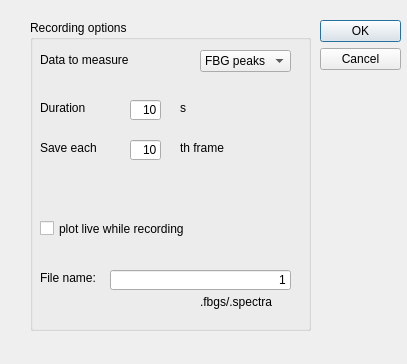
Before: the Qt Designer form UIs/recording_parameters_dialog.ui in IlyaVatnik/AFR_interrogator, drawn with Qt 5.
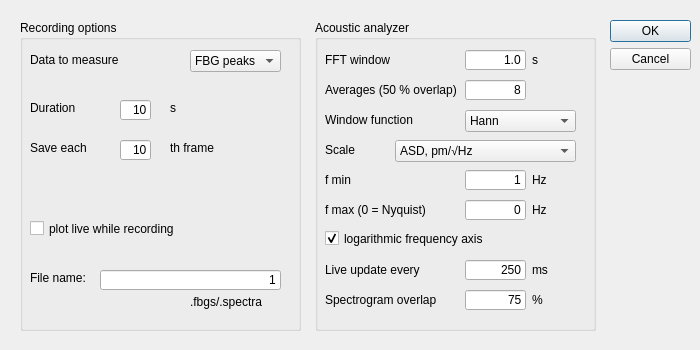
After: the same form once the commit is applied.

What changed in the file:
```diff
--- a/UIs/recording_parameters_dialog.ui
+++ b/UIs/recording_parameters_dialog.ui
@@ -6,8 +6,8 @@
    <rect>
     <x>0</x>
     <y>0</y>
-    <width>407</width>
-    <height>364</height>
+    <width>700</width>
+    <height>350</height>
    </rect>
   </property>
   <property name="windowTitle">
@@ -16,7 +16,7 @@
   <widget class="QDialogButtonBox" name="buttonBox">
    <property name="geometry">
     <rect>
-     <x>320</x>
+     <x>610</x>
      <y>20</y>
      <width>81</width>
      <height>61</height>
@@ -32,7 +32,7 @@
   <widget class="QGroupBox" name="groupBox_4">
    <property name="geometry">
     <rect>
-     <x>30</x>
+     <x>20</x>
      <y>20</y>
      <width>281</width>
      <height>311</height>
@@ -217,6 +217,378 @@
     </property>
    </widget>
   </widget>
+  <widget class="QGroupBox" name="groupBox_acoustic">
+   <property name="geometry">
+    <rect>
+     <x>315</x>
+     <y>20</y>
+     <width>281</width>
+     <height>311</height>
+    </rect>
+   </property>
+   <property name="title">
+    <string>Acoustic analyzer</string>
+   </property>
+   <widget class="QLabel" name="label_ac_fft_window_s">
+    <property name="geometry">
+     <rect>
+      <x>10</x>
+      <y>30</y>
+      <width>131</width>
+      <height>20</height>
+     </rect>
+    </property>
+    <property name="text">
+     <string>FFT window</string>
+    </property>
+   </widget>
+   <widget class="QLineEdit" name="lineEdit_acoustic_fft_window_s">
+    <property name="geometry">
+     <rect>
+      <x>150</x>
+      <y>30</y>
+      <width>61</width>
+      <height>20</height>
+     </rect>
+    </property>
+    <property name="toolTip">
+     <string>Length T of one Fourier window; frequency resolution Δf = 1/T</string>
+    </property>
+    <property name="text">
+     <string>1.0</string>
+    </property>
+    <property name="alignment">
+     <set>Qt::AlignRight|Qt::AlignTrailing|Qt::AlignVCenter</set>
+    </property>
+   </widget>
+   <widget class="QLabel" name="label_ac_unit_fft_window_s">
+    <property name="geometry">
+     <rect>
+      <x>217</x>
+      <y>30</y>
+      <width>40</width>
+      <height>20</height>
+     </rect>
+    </property>
+    <property name="text">
+     <string>s</string>
+    </property>
+   </widget>
+   <widget class="QLabel" name="label_ac_n_averages">
+    <property name="geometry">
+     <rect>
+      <x>10</x>
+      <y>60</y>
+      <width>131</width>
+      <height>20</height>
+     </rect>
+    </property>
+    <property name="text">
+     <string>Averages (50 % overlap)</string>
+    </property>
+   </widget>
+   <widget class="QLineEdit" name="lineEdit_acoustic_n_averages">
+    <property name="geometry">
+     <rect>
+      <x>150</x>
+      <y>60</y>
+      <width>61</width>
+      <height>20</height>
+     </rect>
+    </property>
+    <property name="toolTip">
+     <string>Number of Welch averages in live spectra; live buffer = T·(N+1)/2</string>
+    </property>
+    <property name="text">
+     <string>8</string>
+    </property>
+    <property name="alignment">
+     <set>Qt::AlignRight|Qt::AlignTrailing|Qt::AlignVCenter</set>
+    </property>
+   </widget>
+   <widget class="QLabel" name="label_ac_window">
+    <property name="geometry">
+     <rect>
+      <x>10</x>
+      <y>92</y>
+      <width>131</width>
+      <height>16</height>
+     </rect>
+    </property>
+    <property name="text">
+     <string>Window function</string>
+    </property>
+   </widget>
+   <widget class="QComboBox" name="comboBox_acoustic_window_function">
+    <property name="geometry">
+     <rect>
+      <x>150</x>
+      <y>90</y>
+      <width>111</width>
+      <height>22</height>
+     </rect>
+    </property>
+    <property name="toolTip">
+     <string>Flat top: exact sine amplitudes; Hann: general purpose</string>
+    </property>
+    <item>
+     <property name="text">
+      <string>Hann</string>
+     </property>
+    </item>
+    <item>
+     <property name="text">
+      <string>Hamming</string>
+     </property>
+    </item>
+    <item>
+     <property name="text">
+      <string>Blackman</string>
+     </property>
+    </item>
+    <item>
+     <property name="text">
+      <string>Flat top</string>
+     </property>
+    </item>
+    <item>
+     <property name="text">
+      <string>Rectangular</string>
+     </property>
+    </item>
+   </widget>
+   <widget class="QLabel" name="label_ac_scale">
+    <property name="geometry">
+     <rect>
+      <x>10</x>
+      <y>122</y>
+      <width>61</width>
+      <height>16</height>
+     </rect>
+    </property>
+    <property name="text">
+     <string>Scale</string>
+    </property>
+   </widget>
+   <widget class="QComboBox" name="comboBox_acoustic_spectrum_scale">
+    <property name="geometry">
+     <rect>
+      <x>80</x>
+      <y>120</y>
+      <width>181</width>
+      <height>22</height>
+     </rect>
+    </property>
+    <item>
+     <property name="text">
+      <string>ASD, pm/√Hz</string>
+     </property>
+    </item>
+    <item>
+     <property name="text">
+      <string>PSD, dB re 1 pm²/Hz</string>
+     </property>
+    </item>
+    <item>
+     <property name="text">
+      <string>Amplitude, pm</string>
+     </property>
+    </item>
+   </widget>
+   <widget class="QLabel" name="label_ac_f_min_hz">
+    <property name="geometry">
+     <rect>
+      <x>10</x>
+      <y>150</y>
+      <width>131</width>
+      <height>20</height>
+     </rect>
+    </property>
+    <property name="text">
+     <string>f min</string>
+    </property>
+   </widget>
+   <widget class="QLineEdit" name="lineEdit_acoustic_f_min_hz">
+    <property name="geometry">
+     <rect>
+      <x>150</x>
+      <y>150</y>
+      <width>61</width>
+      <height>20</height>
+     </rect>
+    </property>
+    <property name="toolTip">
+     <string>Lower display limit and lower edge of the rms band</string>
+    </property>
+    <property name="text">
+     <string>1</string>
+    </property>
+    <property name="alignment">
+     <set>Qt::AlignRight|Qt::AlignTrailing|Qt::AlignVCenter</set>
+    </property>
+   </widget>
+   <widget class="QLabel" name="label_ac_unit_f_min_hz">
+    <property name="geometry">
+     <rect>
+      <x>217</x>
+      <y>150</y>
+      <width>40</width>
+      <height>20</height>
+     </rect>
+    </property>
+    <property name="text">
+     <string>Hz</string>
+    </property>
+   </widget>
+   <widget class="QLabel" name="label_ac_f_max_hz">
+    <property name="geometry">
+     <rect>
+      <x>10</x>
+      <y>180</y>
+      <width>131</width>
+      <height>20</height>
+     </rect>
+    </property>
+    <property name="text">
+     <string>f max (0 = Nyquist)</string>
+    </property>
+   </widget>
+   <widget class="QLineEdit" name="lineEdit_acoustic_f_max_hz">
+    <property name="geometry">
+     <rect>
+      <x>150</x>
+      <y>180</y>
+      <width>61</width>
+      <height>20</height>
+     </rect>
+    </property>
+    <property name="toolTip">
+     <string>Upper display limit and upper edge of the rms band</string>
+    </property>
+    <property name="text">
+     <string>0</string>
+    </property>
+    <property name="alignment">
+     <set>Qt::AlignRight|Qt::AlignTrailing|Qt::AlignVCenter</set>
+    </property>
+   </widget>
+   <widget class="QLabel" name="label_ac_unit_f_max_hz">
+    <property name="geometry">
+     <rect>
+      <x>217</x>
+      <y>180</y>
+      <width>40</width>
+      <height>20</height>
+     </rect>
+    </property>
+    <property name="text">
+     <string>Hz</string>
+    </property>
+   </widget>
+   <widget class="QCheckBox" name="checkBox_acoustic_log_frequency_axis">
+    <property name="geometry">
+     <rect>
+      <x>10</x>
+      <y>210</y>
+      <width>201</width>
+      <height>17</height>
+     </rect>
+    </property>
+    <property name="text">
+     <string>logarithmic frequency axis</string>
+    </property>
+    <property name="checked">
+     <bool>true</bool>
+    </property>
+   </widget>
+   <widget class="QLabel" name="label_ac_update_interval_ms">
+    <property name="geometry">
+     <rect>
+      <x>10</x>
+      <y>240</y>
+      <width>131</width>
+      <height>20</height>
+     </rect>
+    </property>
+    <property name="text">
+     <string>Live update every</string>
+    </property>
+   </widget>
+   <widget class="QLineEdit" name="lineEdit_acoustic_update_interval_ms">
+    <property name="geometry">
+     <rect>
+      <x>150</x>
+      <y>240</y>
+      <width>61</width>
+      <height>20</height>
+     </rect>
+    </property>
+    <property name="text">
+     <string>250</string>
+    </property>
+    <property name="alignment">
+     <set>Qt::AlignRight|Qt::AlignTrailing|Qt::AlignVCenter</set>
+    </property>
+   </widget>
+   <widget class="QLabel" name="label_ac_unit_update_interval_ms">
+    <property name="geometry">
+     <rect>
+      <x>217</x>
+      <y>240</y>
+      <width>40</width>
+      <height>20</height>
+     </rect>
+    </property>
+    <property name="text">
+     <string>ms</string>
+    </property>
+   </widget>
+   <widget class="QLabel" name="label_ac_spectrogram_overlap_percent">
+    <property name="geometry">
+     <rect>
+      <x>10</x>
+      <y>270</y>
+      <width>131</width>
+      <height>20</height>
+     </rect>
+    </property>
+    <property name="text">
+     <string>Spectrogram overlap</string>
+    </property>
+   </widget>
+   <widget class="QLineEdit" name="lineEdit_acoustic_spectrogram_overlap_percent">
+    <property name="geometry">
+     <rect>
+      <x>150</x>
+      <y>270</y>
+      <width>61</width>
+      <height>20</height>
+     </rect>
+    </property>
+    <property name="toolTip">
+     <string>Overlap of neighbouring windows in the spectrogram from file</string>
+    </property>
+    <property name="text">
+     <string>75</string>
+    </property>
+    <property name="alignment">
+     <set>Qt::AlignRight|Qt::AlignTrailing|Qt::AlignVCenter</set>
+    </property>
+   </widget>
+   <widget class="QLabel" name="label_ac_unit_spectrogram_overlap_percent">
+    <property name="geometry">
+     <rect>
+      <x>217</x>
+      <y>270</y>
+      <width>40</width>
+      <height>20</height>
+     </rect>
+    </property>
+    <property name="text">
+     <string>%</string>
+    </property>
+   </widget>
+  </widget>
  </widget>
  <resources/>
  <connections>
```
Left out of the diff: 22 changed lines with no effect on the pictures.
